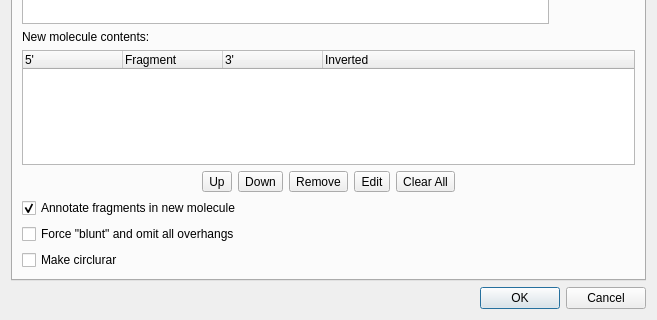
Qt form src/plugins/enzymes/src/ui/ConstructMoleculeDialog.ui (violethaze74/ugene) before a commit; both pictures show x 0 to 657 and y 157 to 477 of the 657 by 477 pixel window.
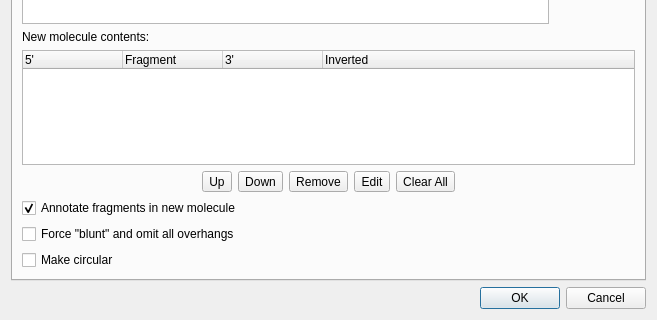
The same form after that commit.

Commit message: UGENE-4585 Misprint in "circular" in the "Construct Molecule" dialog

The edit to the form file:
```diff
--- a/src/plugins/enzymes/src/ui/ConstructMoleculeDialog.ui
+++ b/src/plugins/enzymes/src/ui/ConstructMoleculeDialog.ui
@@ -255,7 +255,7 @@
           <string>Circulirize result molecule</string>
          </property>
          <property name="text">
-          <string>Make circlurar</string>
+          <string>Make circular</string>
          </property>
         </widget>
        </item>
```
